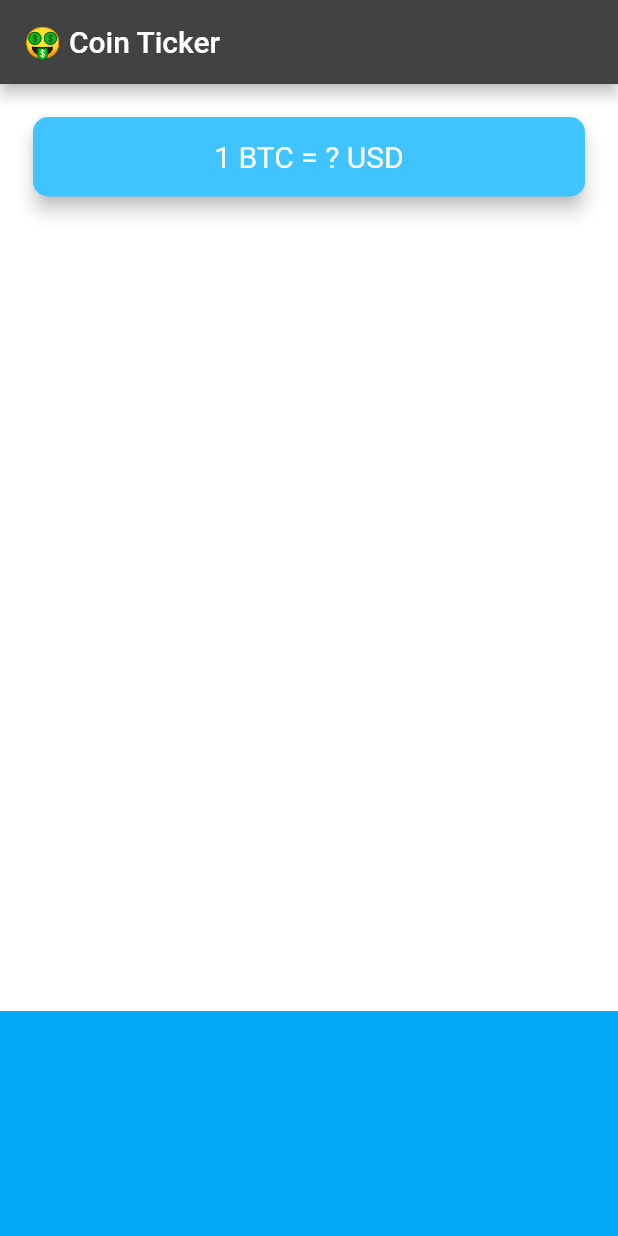
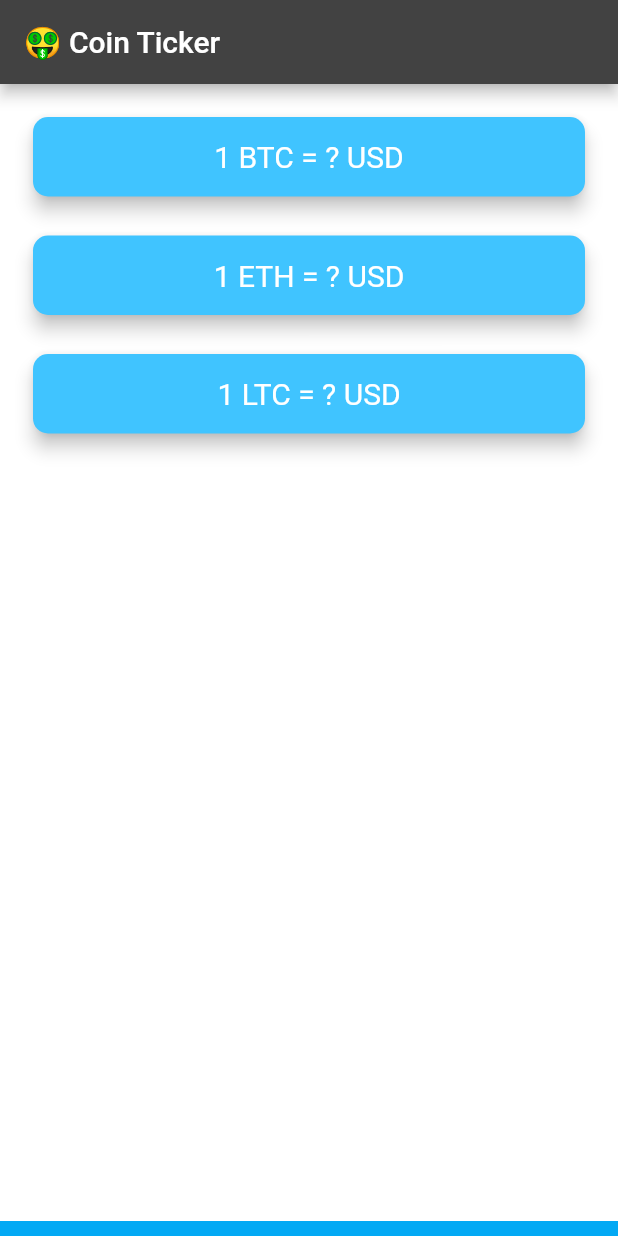
Before and after one commit to wenubey/crypto_tracker, a Flutter app: the screen it shows after launch, on a phone screen of 412 x 824 dp. Run offline on Flutter 3.47's test engine with Material 2 defaults, Android fonts, the phone set to English and light mode, and no system bars; network calls fail.

Commit message:
it's done!!

```diff
--- a/lib/price_screen.dart
+++ b/lib/price_screen.dart
@@ -1,4 +1,7 @@
 import 'package:flutter/material.dart';
+import 'package:flutter/cupertino.dart';
+import 'coin_data.dart';
+import 'dart:io' show Platform;
 
 class PriceScreen extends StatefulWidget {
   @override
@@ -6,6 +9,93 @@ class PriceScreen extends StatefulWidget {
 }
 
 class _PriceScreenState extends State<PriceScreen> {
+  String selectedCurrency = 'USD';
+
+  DropdownButton<String> androidDropdown() {
+    List<DropdownMenuItem<String>> dropdownItems = [];
+
+    for (String currency in currenciesList) {
+      var newItem = DropdownMenuItem(
+        child: Text(currency),
+        value: currency,
+      );
+
+      dropdownItems.add(newItem);
+    }
+
+    return DropdownButton<String>(
+      value: selectedCurrency,
+      items: dropdownItems,
+      onChanged: (value) {
+        setState(() {
+          selectedCurrency = value!;
+
+          getData();
+        });
+      },
+    );
+  }
+
+  CupertinoPicker iOSPicker() {
+    List<Text> pickerItems = [];
+    for (String currency in currenciesList) {
+      pickerItems.add(Text(currency));
+    }
+
+    return CupertinoPicker(
+      backgroundColor: Colors.lightBlue,
+      itemExtent: 32.0,
+      onSelectedItemChanged: (selectedIndex) {
+        selectedCurrency = currenciesList[selectedIndex];
+
+        getData();
+      },
+      children: pickerItems,
+    );
+  }
+
+  Map<String, String> coinValues = {};
+
+  bool isWaiting = false;
+
+  void getData() async {
+    isWaiting = true;
+
+    try {
+      var data = await CoinData().getCoinData(selectedCurrency);
+
+      isWaiting = false;
+      setState(() {
+        coinValues = data;
+      });
+    } catch (e) {
+      print(e);
+    }
+  }
+
+  @override
+  void initState() {
+    super.initState();
+    getData();
+  }
+
+  Column makeCards() {
+    List<CryptoCard> cryptoCards = [];
+    for (String crypto in cryptoList) {
+      cryptoCards.add(
+        CryptoCard(
+          cryptoCurrency: crypto,
+          selectedCurrency: selectedCurrency,
+          value: isWaiting ? '?' : coinValues[crypto]!,
+        ),
+      );
+    }
+    return Column(
+      crossAxisAlignment: CrossAxisAlignment.stretch,
+      children: cryptoCards,
+    );
+  }
+
   @override
   Widget build(BuildContext context) {
     return Scaffold(
@@ -16,8 +106,41 @@ class _PriceScreenState extends State<PriceScreen> {
         mainAxisAlignment: MainAxisAlignment.spaceBetween,
         crossAxisAlignment: CrossAxisAlignment.stretch,
         children: <Widget>[
-          Padding(
-            padding: EdgeInsets.fromLTRB(18.0, 18.0, 18.0, 0),
+          Column(
+            crossAxisAlignment: CrossAxisAlignment.stretch,
+            children: <Widget>[
+              makeCards(),
+
+            ],
+          ),
+          Container(
+            height: 10.0,
+            alignment: Alignment.center,
+            padding: EdgeInsets.only(bottom: 30.0),
+            color: Colors.lightBlue,
+            child: Platform.isIOS ? iOSPicker() : androidDropdown(),
+          ),
+        ],
+      ),
+    );
+  }
+}
+
+class CryptoCard extends StatelessWidget {
+  const CryptoCard({
+    required this.value,
+    required this.selectedCurrency,
+    required this.cryptoCurrency,
+  });
+
+  final String value;
+  final String selectedCurrency;
+  final String cryptoCurrency;
+
+  @override
+  Widget build(BuildContext context) {
+    return Padding(
+      padding: const EdgeInsets.fromLTRB(18.0, 18.0, 18.0, 0),
       child: Card(
         color: Colors.lightBlueAccent,
         elevation: 5.0,
@@ -25,27 +148,17 @@ class _PriceScreenState extends State<PriceScreen> {
           borderRadius: BorderRadius.circular(10.0),
         ),
         child: Padding(
-                padding: EdgeInsets.symmetric(vertical: 15.0, horizontal: 28.0),
+          padding: const EdgeInsets.symmetric(vertical: 15.0, horizontal: 28.0),
           child: Text(
-                  '1 BTC = ? USD',
+            '1 $cryptoCurrency = $value $selectedCurrency',
             textAlign: TextAlign.center,
-                  style: TextStyle(
+            style: const TextStyle(
               fontSize: 20.0,
               color: Colors.white,
             ),
           ),
         ),
       ),
-          ),
-          Container(
-            height: 150.0,
-            alignment: Alignment.center,
-            padding: EdgeInsets.only(bottom: 30.0),
-            color: Colors.lightBlue,
-            child: null,
-          ),
-        ],
-      ),
     );
   }
 }
--- a/pubspec.yaml
+++ b/pubspec.yaml
@@ -14,6 +14,8 @@ dependencies:
 
 
   cupertino_icons: ^1.0.2
+  http: ^0.13.4
+  convert: ^3.0.1
 
 dev_dependencies:
   flutter_test:
```
Also changed, not shown: lib/coin_data.dart (+32 -1 lines), pubspec.lock, 1 other file. Lines whose indentation alone changed are shown as unchanged.
